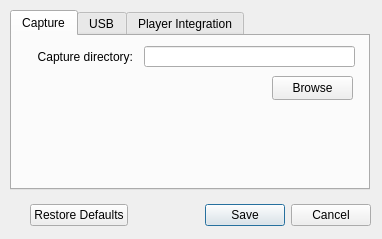
This is Linux-Application/DomesdayDuplicator/configurationdialog.ui in simoninns/DomesdayDuplicator-gui-app as Qt 5 draws it before an edit. The edited form follows.
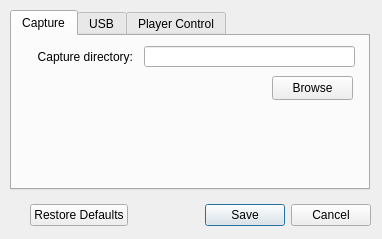
This is the edited form.

The edit to the form file:
```diff
--- a/Linux-Application/DomesdayDuplicator/configurationdialog.ui
+++ b/Linux-Application/DomesdayDuplicator/configurationdialog.ui
@@ -156,7 +156,7 @@
    </widget>
    <widget class="QWidget" name="playerIntegration">
     <attribute name="title">
-     <string>Player Integration</string>
+     <string>Player Control</string>
     </attribute>
     <widget class="QLabel" name="label_4">
      <property name="geometry">
```
Left out of the diff: 2 changed lines with no effect on the pictures.
